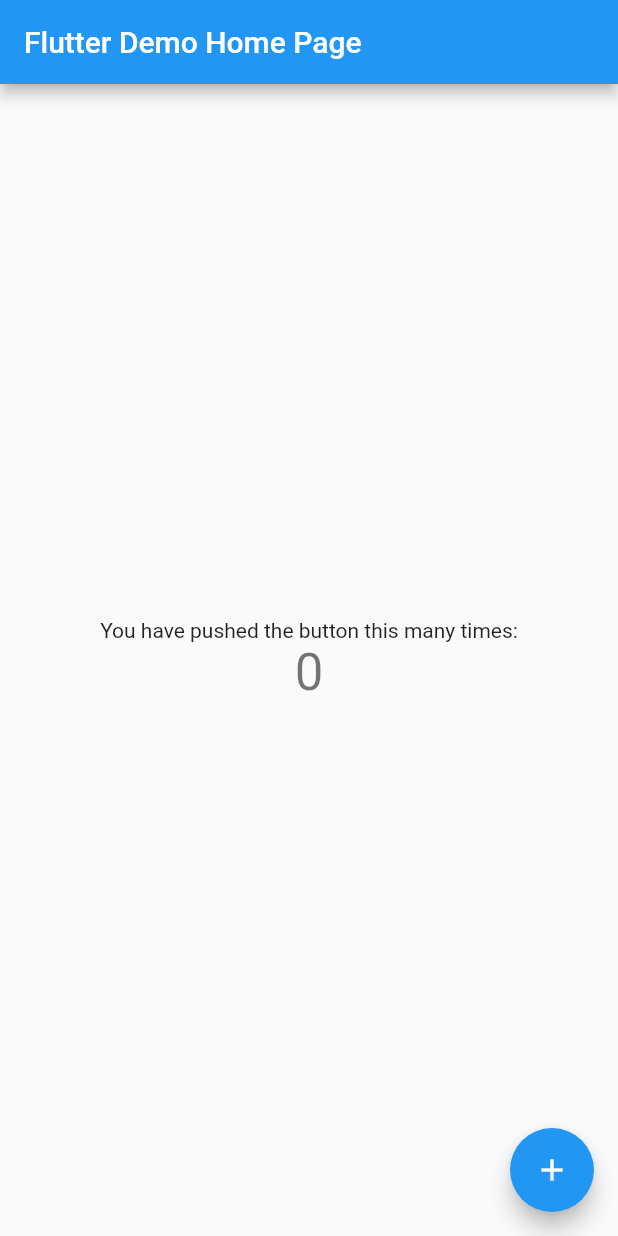
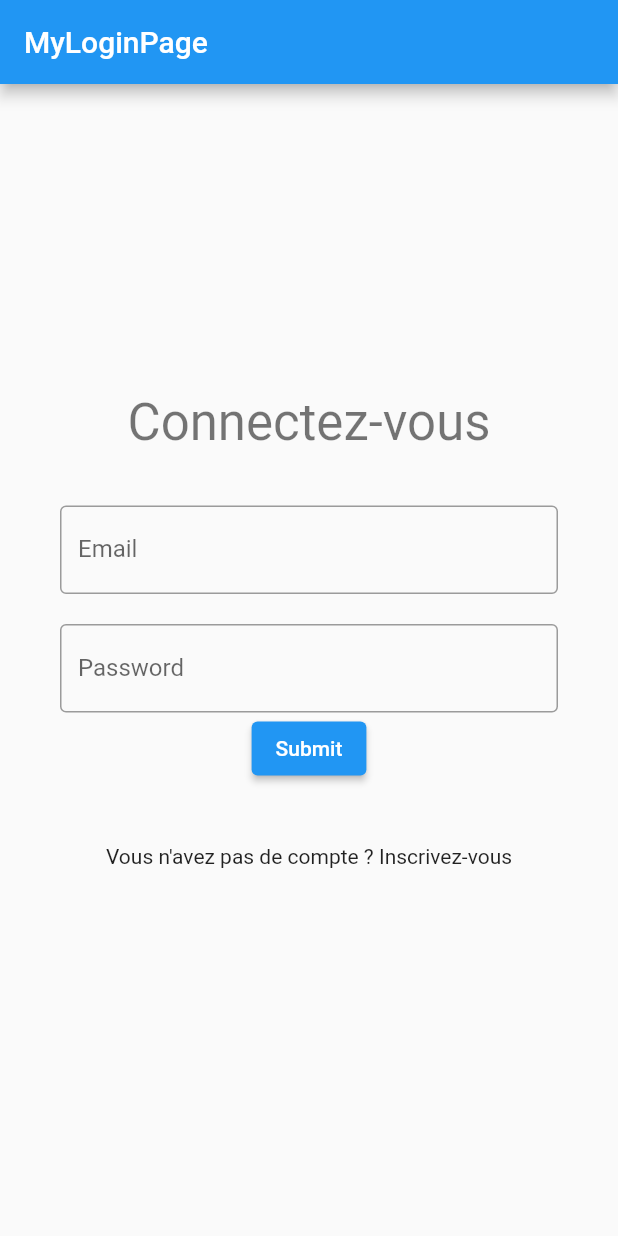
Before and after one commit to sofianefarkhani/Weather, a Flutter app: the screen it shows after launch, on a phone screen of 412 x 824 dp. Run offline on Flutter 3.47's test engine with Material 2 defaults, Android fonts, the phone set to English and light mode, and no system bars; our stand-ins replace cloud_firestore, firebase_auth, firebase_core, get_it, injectable, stacked; accounts and stored records are empty.

Commit message:
feat: page de connexion et d'inscription

```diff
--- /dev/null
+++ b/lib/di/dependency_graph.dart
@@ -0,0 +1,10 @@
+import 'package:get_it/get_it.dart';
+import 'package:injectable/injectable.dart';
+import 'dependency_graph.config.dart';
+
+final locator = GetIt.instance;
+
+@injectableInit
+Future setupDependencyInjection() async {
+  $initGetIt(locator);
+}
--- a/lib/main.dart
+++ b/lib/main.dart
@@ -1,115 +1,27 @@
+import 'package:firebase_core/firebase_core.dart';
 import 'package:flutter/material.dart';
+import 'package:weather/di/dependency_graph.dart';
+import 'package:weather/ui/wrapper.dart';
 
-void main() {
+void main() async {
+  WidgetsFlutterBinding.ensureInitialized();
+  await setupDependencyInjection();
+  await Firebase.initializeApp();
   runApp(const MyApp());
 }
 
 class MyApp extends StatelessWidget {
   const MyApp({Key? key}) : super(key: key);
 
-  // This widget is the root of your application.
   @override
   Widget build(BuildContext context) {
     return MaterialApp(
       title: 'Flutter Demo',
+      debugShowCheckedModeBanner: false,
       theme: ThemeData(
-        // This is the theme of your application.
-        //
-        // Try running your application with "flutter run". You'll see the
-        // application has a blue toolbar. Then, without quitting the app, try
-        // changing the primarySwatch below to Colors.green and then invoke
-        // "hot reload" (press "r" in the console where you ran "flutter run",
-        // or simply save your changes to "hot reload" in a Flutter IDE).
-        // Notice that the counter didn't reset back to zero; the application
-        // is not restarted.
         primarySwatch: Colors.blue,
       ),
-      home: const MyHomePage(title: 'Flutter Demo Home Page'),
+      home: const LoginWrapper(),
     );
   }
 }
-
-class MyHomePage extends StatefulWidget {
-  const MyHomePage({Key? key, required this.title}) : super(key: key);
-
-  // This widget is the home page of your application. It is stateful, meaning
-  // that it has a State object (defined below) that contains fields that affect
-  // how it looks.
-
-  // This class is the configuration for the state. It holds the values (in this
-  // case the title) provided by the parent (in this case the App widget) and
-  // used by the build method of the State. Fields in a Widget subclass are
-  // always marked "final".
-
-  final String title;
-
-  @override
-  State<MyHomePage> createState() => _MyHomePageState();
-}
-
-class _MyHomePageState extends State<MyHomePage> {
-  int _counter = 0;
-
-  void _incrementCounter() {
-    setState(() {
-      // This call to setState tells the Flutter framework that something has
-      // changed in this State, which causes it to rerun the build method below
-      // so that the display can reflect the updated values. If we changed
-      // _counter without calling setState(), then the build method would not be
-      // called again, and so nothing would appear to happen.
-      _counter++;
-    });
-  }
-
-  @override
-  Widget build(BuildContext context) {
-    // This method is rerun every time setState is called, for instance as done
-    // by the _incrementCounter method above.
-    //
-    // The Flutter framework has been optimized to make rerunning build methods
-    // fast, so that you can just rebuild anything that needs updating rather
-    // than having to individually change instances of widgets.
-    return Scaffold(
-      appBar: AppBar(
-        // Here we take the value from the MyHomePage object that was created by
-        // the App.build method, and use it to set our appbar title.
-        title: Text(widget.title),
-      ),
-      body: Center(
-        // Center is a layout widget. It takes a single child and positions it
-        // in the middle of the parent.
-        child: Column(
-          // Column is also a layout widget. It takes a list of children and
-          // arranges them vertically. By default, it sizes itself to fit its
-          // children horizontally, and tries to be as tall as its parent.
-          //
-          // Invoke "debug painting" (press "p" in the console, choose the
-          // "Toggle Debug Paint" action from the Flutter Inspector in Android
-          // Studio, or the "Toggle Debug Paint" command in Visual Studio Code)
-          // to see the wireframe for each widget.
-          //
-          // Column has various properties to control how it sizes itself and
-          // how it positions its children. Here we use mainAxisAlignment to
-          // center the children vertically; the main axis here is the vertical
-          // axis because Columns are vertical (the cross axis would be
-          // horizontal).
-          mainAxisAlignment: MainAxisAlignment.center,
-          children: <Widget>[
-            const Text(
-              'You have pushed the button this many times:',
-            ),
-            Text(
-              '$_counter',
-              style: Theme.of(context).textTheme.headline4,
-            ),
-          ],
-        ),
-      ),
-      floatingActionButton: FloatingActionButton(
-        onPressed: _incrementCounter,
-        tooltip: 'Increment',
-        child: const Icon(Icons.add),
-      ), // This trailing comma makes auto-formatting nicer for build methods.
-    );
-  }
-}
--- /dev/null
+++ b/lib/model/weather.dart
@@ -0,0 +1 @@
+class Weather {}
--- /dev/null
+++ b/lib/ui/login/login_view.dart
@@ -0,0 +1,76 @@
+import 'package:flutter/material.dart';
+import 'package:stacked/stacked.dart';
+import 'package:weather/di/dependency_graph.dart';
+import 'package:weather/ui/login/login_viewmodel.dart';
+
+class LoginPage extends StatefulWidget {
+  const LoginPage({Key? key}) : super(key: key);
+
+  @override
+  _LoginPageState createState() => _LoginPageState();
+}
+
+class _LoginPageState extends State<LoginPage> {
+  @override
+  Widget build(BuildContext context) {
+    return ViewModelBuilder<LoginViewModel>.reactive(
+      viewModelBuilder: () => locator<LoginViewModel>(),
+      builder: (context, viewModel, child) {
+        return Scaffold(
+          appBar: AppBar(
+            title: const Text("MyLoginPage"),
+          ),
+          body: Center(
+            child: Padding(
+              padding: const EdgeInsets.symmetric(horizontal: 40),
+              child: Column(
+                mainAxisAlignment: MainAxisAlignment.center,
+                children: <Widget>[
+                  Text(
+                    'Connectez-vous',
+                    style: Theme.of(context).textTheme.headline4,
+                  ),
+                  Text(viewModel.displayedError),
+                  Padding(
+                    padding: const EdgeInsets.symmetric(vertical: 20),
+                    child: TextField(
+                      controller: viewModel.emailController,
+                      onSubmitted: (value) {
+                        viewModel.verifyEmail(value);
+                      },
+                      decoration: const InputDecoration(
+                        border: OutlineInputBorder(),
+                        labelText: 'Email',
+                      ),
+                    ),
+                  ),
+                  TextField(
+                    obscureText: true,
+                    controller: viewModel.passwordController,
+                    onSubmitted: (value) => viewModel.verifyPassword(value),
+                    decoration: const InputDecoration(
+                      border: OutlineInputBorder(),
+                      labelText: 'Password',
+                    ),
+                  ),
+                  ElevatedButton(
+                    onPressed: () => viewModel.login(context),
+                    child: const Text('Submit'),
+                  ),
+                  Padding(
+                    padding: const EdgeInsets.symmetric(vertical: 40),
+                    child: GestureDetector(
+                      onTap: () => viewModel.navigateToRegisterView(context),
+                      child: const Text(
+                          "Vous n'avez pas de compte ? Inscrivez-vous"),
+                    ),
+                  ),
+                ],
+              ),
+            ),
+          ),
+        );
+      },
+    );
+  }
+}
--- /dev/null
+++ b/lib/ui/login/login_viewmodel.dart
@@ -0,0 +1,69 @@
+import 'package:flutter/material.dart';
+import 'package:injectable/injectable.dart';
+import 'package:stacked/stacked.dart';
+import 'package:weather/services/authentication_service.dart';
+import 'package:weather/ui/register/register_view.dart';
+
+@injectable
+class LoginViewModel extends BaseViewModel {
+  final AuthenticationService _authenticationService;
+
+  LoginViewModel(this._authenticationService);
+
+  String _displayedError = "";
+  String get displayedError => _displayedError;
+
+  final TextEditingController _emailController = TextEditingController();
+  TextEditingController get emailController => _emailController;
+
+  final TextEditingController _passwordController = TextEditingController();
+  TextEditingController get passwordController => _passwordController;
+
+  bool verifyEmail(String value) {
+    bool emailValid = RegExp(
+            r"^[a-zA-Z0-9.a-zA-Z0-9.!#$%&'*+-/=?^_`{|}~]+@[a-zA-Z0-9]+\.[a-zA-Z]+")
+        .hasMatch(value);
+
+    if (!emailValid) {
+      _displayedError = "Veuillez entrer un email valide";
+      notifyListeners();
+    } else {
+      _displayedError = "";
+      notifyListeners();
+    }
+
+    return emailValid;
+  }
+
+  bool verifyPassword(String value) {
+    bool isValid = true;
+
+    if (value.length < 6) {
+      isValid = false;
+      _displayedError = "Ton mot de passe est trop court";
+      notifyListeners();
+    } else {
+      _displayedError = "";
+      notifyListeners();
+    }
+
+    return isValid;
+  }
+
+  login(BuildContext context) async {
+    if (verifyEmail(_emailController.text) &&
+        verifyPassword(_passwordController.text)) {
+      _authenticationService.signInWithEmailAndPassword(
+          _emailController.text, _passwordController.text, context);
+    }
+  }
+
+  navigateToRegisterView(BuildContext context) {
+    Navigator.push(
+      context,
+      MaterialPageRoute<void>(
+        builder: (BuildContext context) => const RegisterPage(),
+      ),
+    );
+  }
+}
--- /dev/null
+++ b/lib/ui/wrapper.dart
@@ -0,0 +1,26 @@
+import 'package:firebase_auth/firebase_auth.dart';
+import 'package:flutter/material.dart';
+import 'package:weather/ui/login/login_view.dart';
+import 'package:weather/ui/register/register_view.dart';
+
+class LoginWrapper extends StatelessWidget {
+  const LoginWrapper({Key? key}) : super(key: key);
+
+  @override
+  Widget build(BuildContext context) {
+    return Scaffold(
+        body: StreamBuilder<User?>(
+      stream: FirebaseAuth.instance.authStateChanges(),
+      builder: (context, snapshot) {
+        if (snapshot.connectionState == ConnectionState.active) {
+          if (snapshot.hasData) {
+            return const RegisterPage();
+          } else {
+            return const LoginPage();
+          }
+        }
+        return const Center(child: CircularProgressIndicator());
+      },
+    ));
+  }
+}
--- a/pubspec.yaml
+++ b/pubspec.yaml
@@ -33,6 +33,7 @@ dependencies:
   # Firebase
   firebase_core: ^1.10.6
   firebase_auth: ^3.3.4
+  cloud_firestore: ^3.1.6
 
   # State Management Library:
   stacked: ^2.2.7+1
```
Also changed, not shown: lib/model/user.dart (added, +14 -0 lines), lib/services/authentication_service.dart (added, +100 -0 lines), lib/ui/register/register_view.dart (added, +78 -0 lines), lib/ui/register/register_viewmodel.dart (added, +68 -0 lines), lib/di/dependency_graph.config.dart (added), pubspec.lock, 4 other files.
